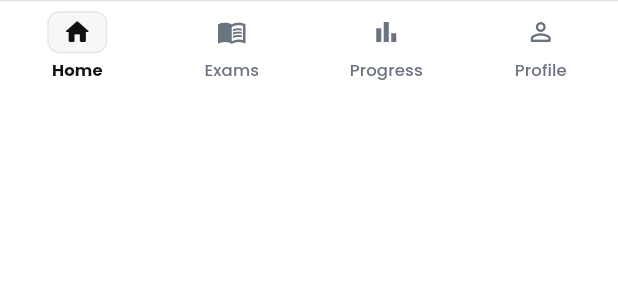
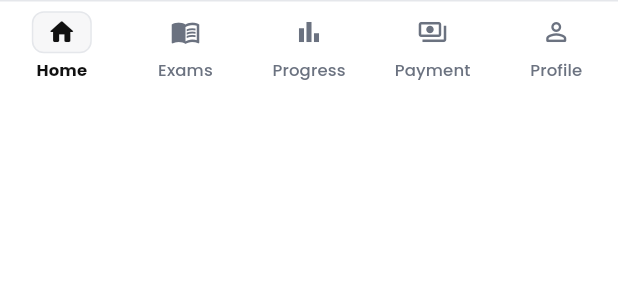
Before and after one commit to daveEmpire03/testora_flutter_ui, a Flutter app: the _TestoraBottomNav widget shown alone on an empty page, opened directly with empty values, on a phone screen of 412 x 824 dp. Shown: the top 300 px of the screen. Run offline on Flutter 3.47's test engine with Material 3 defaults, Android fonts, the phone set to English and light mode, and no system bars; our stand-ins replace flutter_animate, flutter_riverpod, go_router, google_fonts, shimmer; accounts and stored records are empty.

Commit message:
feat: add payment tab to bottom navigation

```diff
--- a/lib/core/shell/main_shell.dart
+++ b/lib/core/shell/main_shell.dart
@@ -55,6 +55,11 @@ class _TestoraBottomNav extends StatelessWidget {
       label: 'Progress',
       icon: Icons.bar_chart_outlined,
       activeIcon: Icons.bar_chart_rounded,
+    ),
+    _NavItem(
+      label: 'Payment',
+      icon: Icons.payments_outlined,
+      activeIcon: Icons.payments_rounded,
     ),
     _NavItem(
       label: 'Profile',
```
